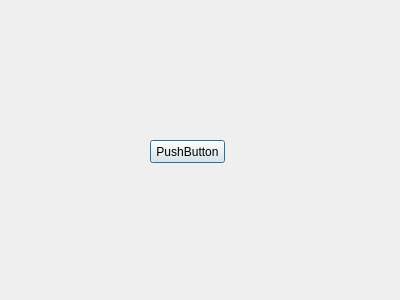
Qt form Mdp/MdpProject/dialog.ui (bmitioglov/MdpProject) before a commit.
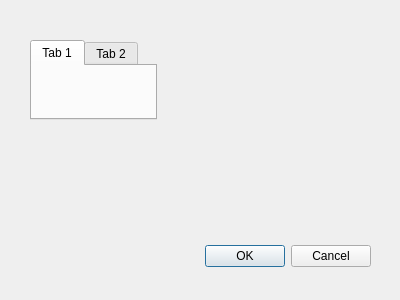
The same form after that commit.

```diff
--- a/Mdp/MdpProject/dialog.ui
+++ b/Mdp/MdpProject/dialog.ui
@@ -13,18 +13,41 @@
   <property name="windowTitle">
    <string>Dialog</string>
   </property>
-  <widget class="QPushButton" name="pushButton">
+  <widget class="QDialogButtonBox" name="buttonBox">
    <property name="geometry">
     <rect>
-     <x>150</x>
-     <y>140</y>
-     <width>75</width>
-     <height>23</height>
+     <x>30</x>
+     <y>240</y>
+     <width>341</width>
+     <height>32</height>
     </rect>
    </property>
-   <property name="text">
-    <string>PushButton</string>
+   <property name="orientation">
+    <enum>Qt::Horizontal</enum>
    </property>
+   <property name="standardButtons">
+    <set>QDialogButtonBox::Cancel|QDialogButtonBox::Ok</set>
+   </property>
+  </widget>
+  <widget class="QTabWidget" name="tabWidget">
+   <property name="geometry">
+    <rect>
+     <x>30</x>
+     <y>40</y>
+     <width>127</width>
+     <height>80</height>
+    </rect>
+   </property>
+   <widget class="QWidget" name="tab">
+    <attribute name="title">
+     <string>Tab 1</string>
+    </attribute>
+   </widget>
+   <widget class="QWidget" name="tab_2">
+    <attribute name="title">
+     <string>Tab 2</string>
+    </attribute>
+   </widget>
   </widget>
  </widget>
  <resources/>
```
Left out of the diff: 35 changed lines with no effect on the pictures.
